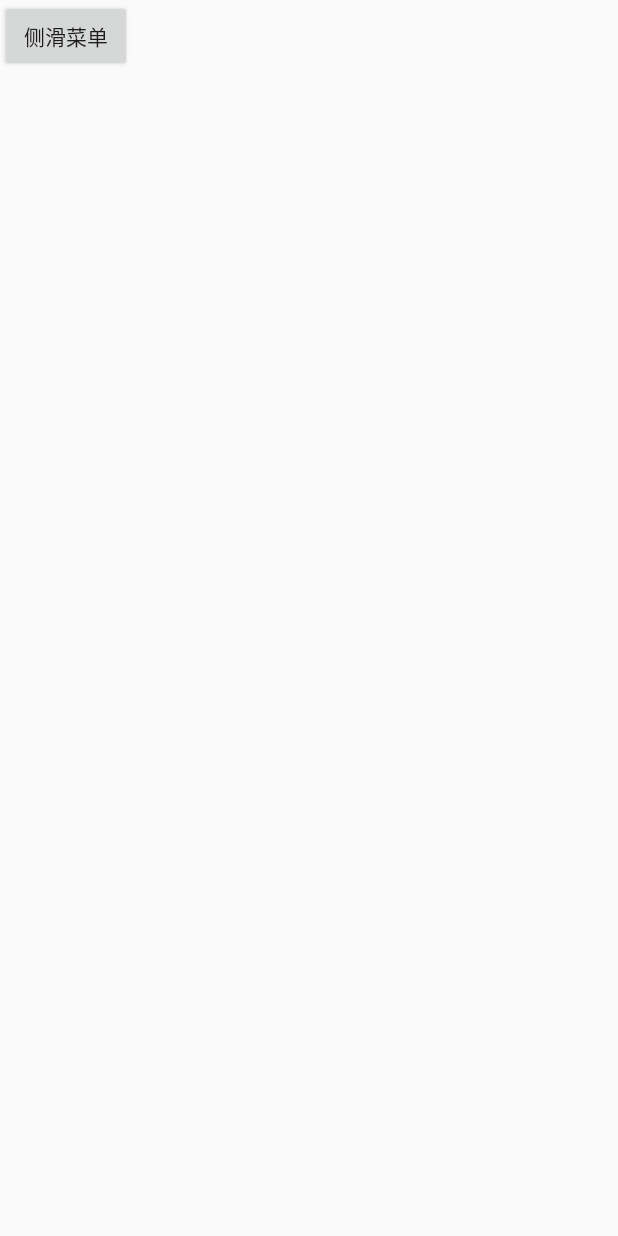
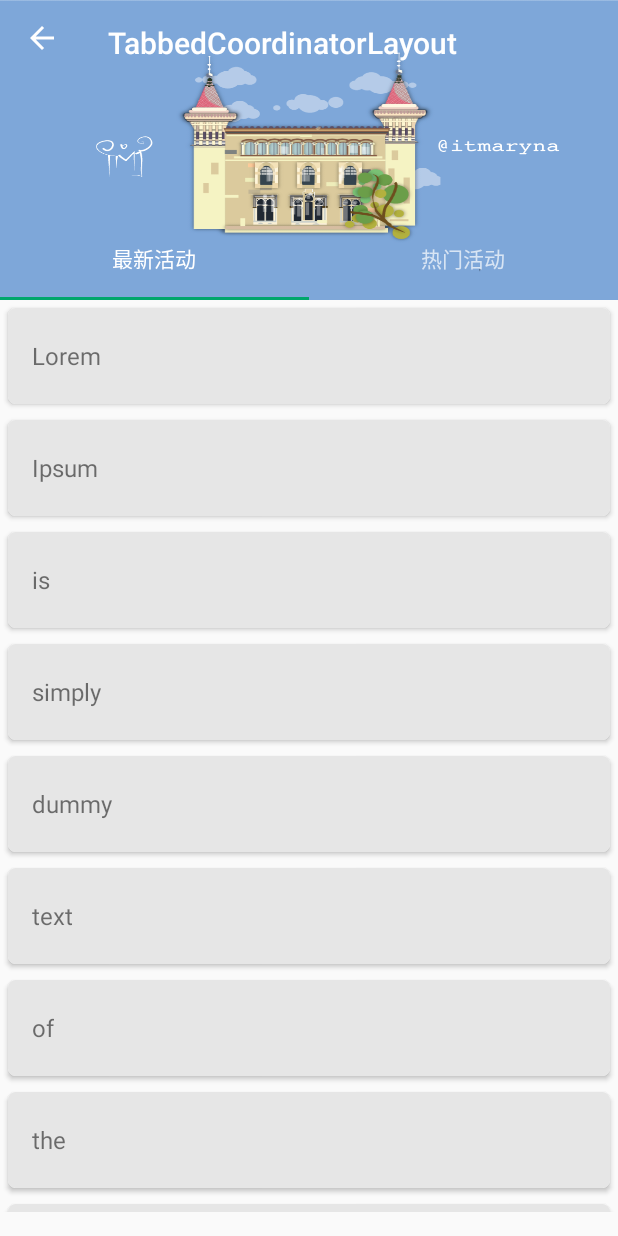
Before and after one commit to CheerQY/LeaugeBar_Android, an Android app: the MainActivity screen opened directly, with no data from a screen before it, on a phone screen of 412 x 824 dp. Run offline under Robolectric (Android 15) with nearby library versions, the phone set to English and light mode, and no system bars; our stand-ins replace ButterKnife, CircleImageView; libraries missing offline, so code that uses them is left out: com.jeremyfeinstein.slidingmenu; pictures from the network do not load; 6 statements that could not run were skipped.

Commit message:
首页coordinator实现上滑隐藏图片

```diff
--- a/app/src/main/java/com/sicnu/cheer/leaugebar/activity/MainActivity.java
+++ b/app/src/main/java/com/sicnu/cheer/leaugebar/activity/MainActivity.java
@@ -2,8 +2,14 @@ package com.sicnu.cheer.leaugebar.activity;
 
 import android.content.Intent;
 import android.os.Bundle;
+import android.support.design.widget.CollapsingToolbarLayout;
 import android.support.design.widget.FloatingActionButton;
+import android.support.design.widget.TabLayout;
+import android.support.v4.app.Fragment;
+import android.support.v4.app.FragmentManager;
+import android.support.v4.app.FragmentPagerAdapter;
 import android.support.v4.app.FragmentTransaction;
+import android.support.v4.view.ViewPager;
 import android.util.DisplayMetrics;
 import android.view.LayoutInflater;
 import android.view.View;
@@ -19,6 +25,8 @@ import com.sicnu.cheer.im.activity.ConversationActivity;
 import com.sicnu.cheer.leaugebar.R;
 import com.sicnu.cheer.leaugebar.adapter.HomeLeftMenuAdapter;
 import com.sicnu.cheer.leaugebar.bean.MenuBean;
+import com.sicnu.cheer.leaugebar.fragment.HomeFragment;
+import com.sicnu.cheer.leaugebar.fragment.TabFragment;
 
 import java.util.ArrayList;
 import java.util.List;
@@ -28,23 +36,35 @@ import butterknife.InjectView;
 public class MainActivity extends AppCompatActivity {
 
     private MainActivity mThis;
-    //定义常用数据类型
     private List<MenuBean> list;
     private HomeLeftMenuAdapter adapter;
+    private HomeFragment homeFragment;
 
     //views
     @InjectView(R.id.home_fl)
     FrameLayout frameLayout;
+    @InjectView(R.id.toolbar)
+    Toolbar toolbar;
+    @InjectView(R.id.viewPager)
+    ViewPager viewPager;
+
 
     private ListView listView;
     private SlidingMenu slidingMenu;
+    private FragmentManager fragmentManager;
 
     @Override
     protected void onCreate(Bundle savedInstanceState) {
         super.onCreate(savedInstanceState);
         mThis = this;
         setContentView(R.layout.activity_main);
+        initData();
         initView();
+    }
+
+    private void initData() {
+        fragmentManager=getSupportFragmentManager();
+        setTabSelection(0);
     }
 
     public void initView() {
@@ -66,7 +86,48 @@ public class MainActivity extends AppCompatActivity {
         });
         setSlidingMenu(view);
     }
+    /**
+     * 切换Fragment操作
+     * @param tabSelection
+     */
+    public void setTabSelection(int tabSelection) {
 
+        FragmentTransaction transaction = fragmentManager.beginTransaction();
+        hideFragments(transaction);
+        switch (tabSelection) {
+            case 0:
+                if (homeFragment == null) {
+                    homeFragment = new HomeFragment();
+                    transaction.add(R.id.home_fl, homeFragment);
+                } else {
+                    transaction.show(homeFragment);
+                }
+                break;
+            case 1:
+//                if (teamHistory == null) {
+//                    teamHistory = new TeamHistoryFragment();
+//                    transaction.add(R.id.fragment_content, teamHistory);
+//                } else {
+//                    transaction.show(teamHistory);
+//                }
+                break;
+            default:
+                break;
+        }
+        transaction.commit();
+    }
+    /**
+     * 隐藏所有的fragments
+     * @param transaction
+     */
+    private void hideFragments(FragmentTransaction transaction) {
+        if (homeFragment != null) {
+            transaction.hide(homeFragment);
+        }
+//        if (teamHistory != null) {
+//            transaction.hide(teamHistory);
+//        }
+    }
     //填充菜单ListView中的list
     private void fillListData() {
         list = new ArrayList<>();
--- a/app/src/main/java/com/sicnu/cheer/leaugebar/activity/RegisterOrResetActivity.java
+++ b/app/src/main/java/com/sicnu/cheer/leaugebar/activity/RegisterOrResetActivity.java
@@ -40,7 +40,7 @@ public class RegisterOrResetActivity extends AppCompatActivity {
     Button sendVerify;
     @InjectView(R.id.register_reset_tv)
     TextView registerOrReset;
-    @InjectView(R.id.et_password)
+    @InjectView(R.id.et_phone)
     EditText phoneET;
     @InjectView(R.id.et_verify_code)
     EditText verifyCodeET;
@@ -184,7 +184,8 @@ public class RegisterOrResetActivity extends AppCompatActivity {
                 CountDownTimerUtils mCountDownTimerUtils = new CountDownTimerUtils(sendVerify, 60000, 1000);
                 mCountDownTimerUtils.start();
                 String phone = phoneET.getText().toString().trim().replaceAll("\\s*", "");
-                SMSSDK.getVerificationCode(COUNTRY_CODE,phone);
+
+               SMSSDK.getVerificationCode(COUNTRY_CODE,phone);
                 break;
             case R.id.bt_go:
                 //手动隐藏键盘
--- /dev/null
+++ b/app/src/main/java/com/sicnu/cheer/leaugebar/adapter/ListAdapter.java
@@ -0,0 +1,52 @@
+package com.sicnu.cheer.leaugebar.adapter;
+
+import android.support.v7.widget.RecyclerView;
+import android.view.LayoutInflater;
+import android.view.View;
+import android.view.ViewGroup;
+import android.widget.TextView;
+
+import com.sicnu.cheer.leaugebar.R;
+
+import java.util.List;
+
+/**
+ * Created by @vitovalov on 30/9/15.
+ */
+public class ListAdapter extends RecyclerView.Adapter<ListAdapter.MyViewHolder> {
+
+    List<String> mListData;
+
+    public ListAdapter(List<String> mListData) {
+        this.mListData = mListData;
+    }
+
+    @Override
+    public MyViewHolder onCreateViewHolder(ViewGroup viewGroup, int i) {
+        View view = LayoutInflater.from(viewGroup.getContext()).inflate(R.layout.list_item,
+                viewGroup, false);
+        return new MyViewHolder(view);
+    }
+
+    @Override
+    public void onBindViewHolder(MyViewHolder myViewHolder, int i) {
+        myViewHolder.title.setText(mListData.get(i));
+    }
+
+    @Override
+    public int getItemCount() {
+        return mListData == null ? 0 : mListData.size();
+    }
+
+    class MyViewHolder extends RecyclerView.ViewHolder {
+
+        TextView title;
+
+        public MyViewHolder(View itemView) {
+            super(itemView);
+
+            title = (TextView) itemView.findViewById(R.id.listitem_name);
+        }
+    }
+
+}
--- /dev/null
+++ b/app/src/main/java/com/sicnu/cheer/leaugebar/fragment/HomeFragment.java
@@ -0,0 +1,103 @@
+package com.sicnu.cheer.leaugebar.fragment;
+
+import android.os.Bundle;
+import android.support.annotation.Nullable;
+import android.support.design.widget.CollapsingToolbarLayout;
+import android.support.design.widget.TabLayout;
+import android.support.v4.app.Fragment;
+import android.support.v4.app.FragmentManager;
+import android.support.v4.app.FragmentPagerAdapter;
+import android.support.v4.view.ViewPager;
+import android.support.v7.app.AppCompatActivity;
+import android.support.v7.widget.Toolbar;
+import android.view.LayoutInflater;
+import android.view.View;
+import android.view.ViewGroup;
+
+import com.sicnu.cheer.leaugebar.R;
+
+import java.util.ArrayList;
+import java.util.List;
+
+/**
+ * Created by cheer on 2017/1/10.
+ */
+
+public class HomeFragment extends Fragment{
+    private ViewPager viewPager;
+    private TabLayout tabLayout;
+    private Toolbar toolbar;
+    private CollapsingToolbarLayout collapsingToolbar;
+    private AppCompatActivity context;
+
+    @Nullable
+    @Override
+    public View onCreateView(LayoutInflater inflater, @Nullable ViewGroup container, @Nullable Bundle savedInstanceState) {
+        View view=inflater.inflate(R.layout.fragment_home,null);
+        context = ((AppCompatActivity) getActivity());
+        initView(view);
+        setupToolbar();
+        setupViewPager();
+        setupCollapsingToolbar();
+        return view;
+    }
+
+    private void initView(View view) {
+        viewPager = ((ViewPager) view.findViewById(R.id.viewpager));
+        tabLayout = ((TabLayout) view.findViewById(R.id.tabs));
+        toolbar = ((Toolbar) view.findViewById(R.id.toolbar));
+        collapsingToolbar = ((CollapsingToolbarLayout) view.findViewById(R.id.collapse_toolbar));
+    }
+    private void setupCollapsingToolbar() {
+        collapsingToolbar.setTitleEnabled(false);
+    }
+
+    private void setupViewPager() {
+        setupViewPager(viewPager);
+        tabLayout.setupWithViewPager(viewPager);
+    }
+
+    private void setupToolbar() {
+        context.setSupportActionBar(toolbar);
+        context.getSupportActionBar().setTitle("TabbedCoordinatorLayout");
+        context.getSupportActionBar().setDisplayHomeAsUpEnabled(true);
+    }
+
+    private void setupViewPager(ViewPager viewPager) {
+        ViewPagerAdapter adapter = new ViewPagerAdapter(context.getSupportFragmentManager());
+        adapter.addFrag(new TabFragment(), "最新活动");
+        adapter.addFrag(new TabFragment(), "热门活动");
+
+        viewPager.setAdapter(adapter);
+    }
+
+    static class ViewPagerAdapter extends FragmentPagerAdapter {
+
+        private final List<Fragment> mFragmentList = new ArrayList<>();
+        private final List<String> mFragmentTitleList = new ArrayList<>();
+
+        public ViewPagerAdapter(FragmentManager manager) {
+            super(manager);
+        }
+
+        @Override
+        public Fragment getItem(int position) {
+            return mFragmentList.get(position);
+        }
+
+        @Override
+        public int getCount() {
+            return mFragmentList.size();
+        }
+
+        public void addFrag(Fragment fragment, String title) {
+            mFragmentList.add(fragment);
+            mFragmentTitleList.add(title);
+        }
+
+        @Override
+        public CharSequence getPageTitle(int position) {
+            return mFragmentTitleList.get(position);
+        }
+    }
+}
--- /dev/null
+++ b/app/src/main/java/com/sicnu/cheer/leaugebar/fragment/TabFragment.java
@@ -0,0 +1,50 @@
+package com.sicnu.cheer.leaugebar.fragment;
+
+import android.os.Bundle;
+import android.support.v4.app.Fragment;
+import android.support.v7.widget.LinearLayoutManager;
+import android.support.v7.widget.RecyclerView;
+import android.view.LayoutInflater;
+import android.view.View;
+import android.view.ViewGroup;
+
+import com.sicnu.cheer.leaugebar.R;
+import com.sicnu.cheer.leaugebar.adapter.ListAdapter;
+
+import java.util.ArrayList;
+import java.util.Collections;
+import java.util.List;
+
+/**
+ * Created by @vitovalov on 30/9/15.
+ */
+public class TabFragment extends Fragment {
+
+    private ListAdapter mAdapter;
+
+    private String mItemData = "Lorem Ipsum is simply dummy text of the printing and "
+            + "typesetting industry Lorem Ipsum has been the industry's standard dummy text ever since the 1500s, when an unknown printer took a galley of type and scrambled it to make a type specimen book It has survived not only five centuries, but also the leap into electronic typesetting, remaining essentially unchanged. It was popularised in the 1960s with the release of Letraset sheets containing Lorem Ipsum passages, and more recently with desktop publishing software like Aldus PageMaker including versions of Lorem Ipsum.";
+
+    @Override
+    public View onCreateView(LayoutInflater inflater, ViewGroup container,
+                             Bundle savedInstanceState) {
+        View view = inflater.inflate(R.layout.fragment, container, false);
+
+        RecyclerView recyclerView = (RecyclerView) view.findViewById(
+                R.id.fragment_list_rv);
+
+        LinearLayoutManager linearLayoutManager = new LinearLayoutManager(getActivity());
+        recyclerView.setLayoutManager(linearLayoutManager);
+        recyclerView.setHasFixedSize(true);
+
+        String[] listItems = mItemData.split(" ");
+
+        List<String> list = new ArrayList<String>();
+        Collections.addAll(list, listItems);
+
+        mAdapter = new ListAdapter(list);
+        recyclerView.setAdapter(mAdapter);
+
+        return view;
+    }
+}
--- a/app/src/main/res/layout/activity_main.xml
+++ b/app/src/main/res/layout/activity_main.xml
@@ -6,10 +6,5 @@
     android:id="@+id/home_fl"
     android:paddingBottom="@dimen/activity_vertical_margin"
     tools:context=".activity.MainActivity">
-    <Button
-        android:layout_width="wrap_content"
-        android:layout_height="wrap_content"
-        android:text="侧滑菜单"
-        android:onClick="showMenu"
-        />
+
 </FrameLayout>
--- /dev/null
+++ b/app/src/main/res/layout/fragment.xml
@@ -0,0 +1,13 @@
+<?xml version="1.0" encoding="utf-8"?>
+<FrameLayout xmlns:android="http://schemas.android.com/apk/res/android"
+    android:layout_width="match_parent"
+    android:layout_height="match_parent"
+    xmlns:tools="http://schemas.android.com/tools">
+
+    <android.support.v7.widget.RecyclerView
+        android:id="@+id/fragment_list_rv"
+        android:layout_width="match_parent"
+        android:layout_height="match_parent"
+        tools:listitem="@layout/list_item"/>
+
+</FrameLayout>
--- /dev/null
+++ b/app/src/main/res/layout/fragment_home.xml
@@ -0,0 +1,58 @@
+<?xml version="1.0" encoding="utf-8"?>
+<android.support.design.widget.CoordinatorLayout xmlns:android="http://schemas.android.com/apk/res/android"
+    xmlns:app="http://schemas.android.com/apk/res-auto"
+    android:layout_width="match_parent"
+    android:layout_height="match_parent"
+    android:fitsSystemWindows="true">
+
+    <android.support.design.widget.AppBarLayout
+        android:layout_width="match_parent"
+        android:layout_height="wrap_content"
+        android:fitsSystemWindows="true"
+        android:theme="@style/ThemeOverlay.AppCompat.Dark.ActionBar">
+
+        <android.support.design.widget.CollapsingToolbarLayout
+            android:id="@+id/collapse_toolbar"
+            android:layout_width="match_parent"
+            android:layout_height="200dp"
+            android:fitsSystemWindows="true"
+            app:contentScrim="?attr/colorPrimary"
+            app:layout_scrollFlags="scroll|exitUntilCollapsed">
+
+            <ImageView
+                android:id="@+id/header"
+                android:layout_width="match_parent"
+                android:layout_height="match_parent"
+                android:background="@mipmap/photo"
+                android:fitsSystemWindows="true"
+                android:scaleType="centerCrop"
+                app:layout_collapseMode="parallax" />
+
+            <android.support.v7.widget.Toolbar
+                android:id="@+id/toolbar"
+                android:layout_width="match_parent"
+                android:layout_height="50dp"
+                android:gravity="top"
+                android:minHeight="?attr/actionBarSize"
+                app:layout_collapseMode="pin"
+                app:popupTheme="@style/ThemeOverlay.AppCompat.Light"
+                app:titleMarginTop="15dp" />
+
+            <android.support.design.widget.TabLayout
+                android:id="@+id/tabs"
+                android:layout_width="match_parent"
+                android:layout_height="?attr/actionBarSize"
+                android:layout_gravity="bottom"
+                app:tabIndicatorColor="@color/colorAccent" />
+
+        </android.support.design.widget.CollapsingToolbarLayout>
+
+    </android.support.design.widget.AppBarLayout>
+
+    <android.support.v4.view.ViewPager
+        android:id="@+id/viewpager"
+        android:layout_width="match_parent"
+        android:layout_height="match_parent"
+        app:layout_behavior="@string/appbar_scrolling_view_behavior" />
+
+</android.support.design.widget.CoordinatorLayout>
--- /dev/null
+++ b/app/src/main/res/layout/list_item.xml
@@ -0,0 +1,32 @@
+<?xml version="1.0" encoding="utf-8"?>
+<android.support.v7.widget.CardView
+    android:id="@+id/cardlist_item"
+    xmlns:android="http://schemas.android.com/apk/res/android"
+    xmlns:card_view="http://schemas.android.com/apk/res-auto"
+    android:layout_width="match_parent"
+    android:layout_height="wrap_content"
+    android:layout_margin="5dp"
+    android:foreground="?android:attr/selectableItemBackground"
+    android:orientation="vertical"
+    card_view:cardCornerRadius="5dp"
+    card_view:cardElevation="@dimen/cardview_default_elevation">
+
+    <LinearLayout
+        android:background="#e6e6e6"
+        android:layout_width="match_parent"
+        android:layout_height="?attr/listPreferredItemHeight"
+        android:gravity="center_vertical"
+        android:orientation="vertical"
+        android:paddingBottom="8dp"
+        android:paddingLeft="@dimen/activity_horizontal_margin"
+        android:paddingRight="@dimen/activity_horizontal_margin"
+        android:paddingTop="8dp">
+
+        <TextView
+            android:id="@+id/listitem_name"
+            android:layout_width="wrap_content"
+            android:layout_height="wrap_content"
+            android:textSize="@dimen/abc_text_size_subhead_material" />
+    </LinearLayout>
+
+</android.support.v7.widget.CardView>
--- a/generalmodule/src/main/AndroidManifest.xml
+++ b/generalmodule/src/main/AndroidManifest.xml
@@ -15,7 +15,6 @@
             android:configChanges="keyboardHidden|orientation|screenSize"
             android:screenOrientation="portrait"
             android:windowSoftInputMode="adjustPan|stateHidden" />
-
     </application>
 
 </manifest>
--- /dev/null
+++ b/generalmodule/src/main/res/values-w820dp/dimens.xml
@@ -0,0 +1,6 @@
+<resources>
+    <!-- Example customization of dimensions originally defined in res/values/dimens.xml
+         (such as screen margins) for screens with more than 820dp of available width. This
+         would include 7" and 10" devices in landscape (~960dp and ~1280dp respectively). -->
+    <dimen name="activity_horizontal_margin">64dp</dimen>
+</resources>
--- a/generalmodule/src/main/res/values/attrs.xml
+++ b/generalmodule/src/main/res/values/attrs.xml
@@ -6,4 +6,8 @@
         <attr name="lineSpacingExtra" format="dimension"/>
         <attr name="typeface" format="dimension" />
     </declare-styleable>
+    <declare-styleable name="CircleImageView">
+        <attr name="border_width" format="dimension" />
+        <attr name="border_color" format="color" />
+    </declare-styleable>
 </resources>
--- a/generalmodule/src/main/res/values/dimens.xml
+++ b/generalmodule/src/main/res/values/dimens.xml
@@ -19,4 +19,7 @@
 
 
     <dimen name="input_txt_count_size">12sp</dimen>
+    <!-- Default screen margins, per the Android Design guidelines. -->
+    <dimen name="activity_horizontal_margin">16dp</dimen>
+    <dimen name="activity_vertical_margin">16dp</dimen>
 </resources>
```
Also changed, not shown: app/src/main/res/layout/app_bar_main.xml (deleted, +0 -34 lines), app/src/main/res/layout/content_main.xml (deleted, +0 -20 lines), app/src/main/res/layout/nav_header_main.xml (deleted, +0 -35 lines), generalmodule/src/main/java/com/sicnu/cheer/generalmodule/widget/CircleImageView.java (added, +236 -0 lines), app/src/main/res/mipmap-hdpi/photo.png (added).
